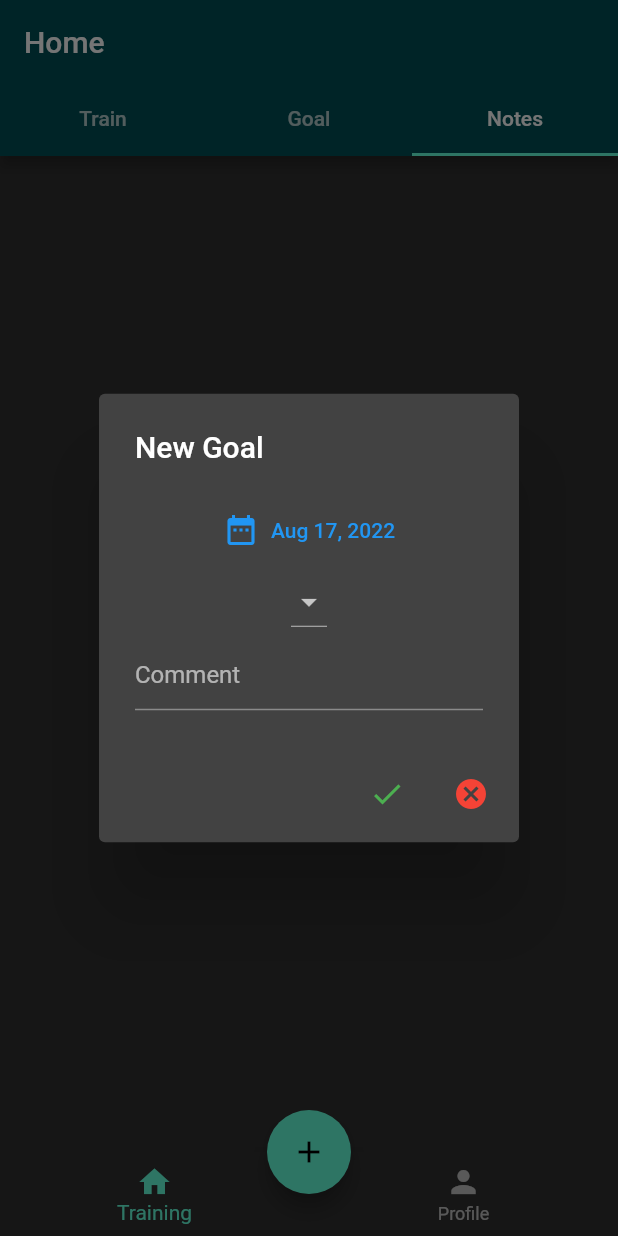
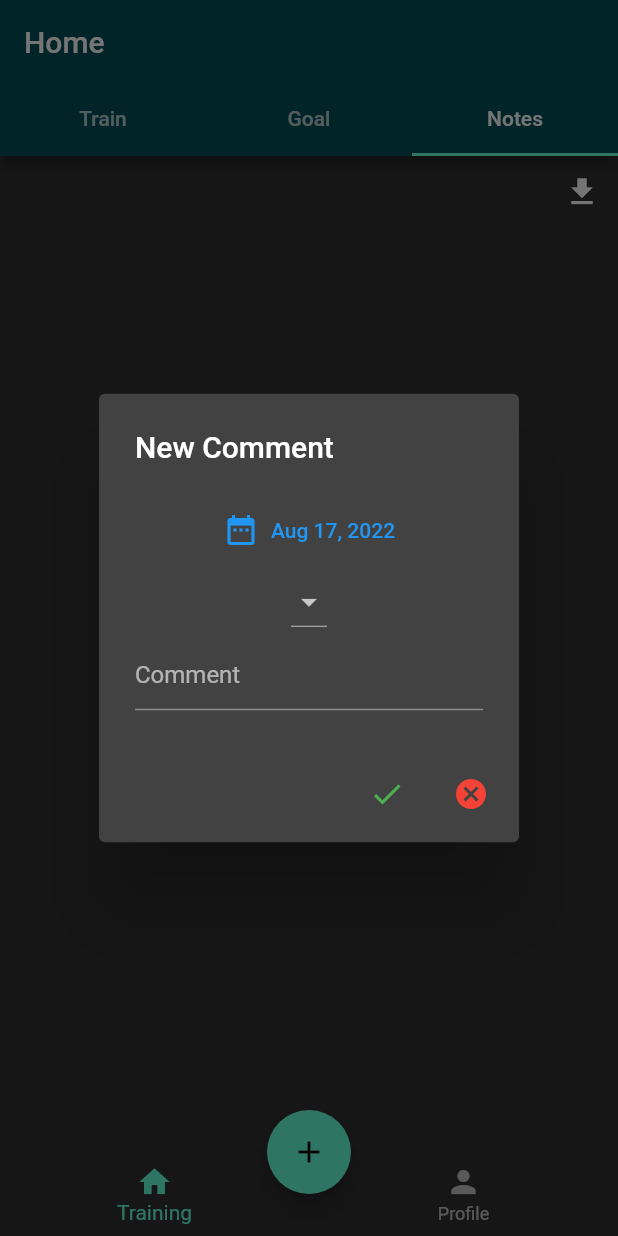
Before and after one commit to VictoriaLilienthal/milou-app, a Flutter app: the screen it shows once a user with an empty profile is signed in, tab 3 chosen, after a tap on the "add" icon, on a phone screen of 412 x 824 dp. Run offline on Flutter 3.47's test engine with Material 2 defaults, Android fonts, the phone set to English and light mode, and no system bars; our stand-ins replace charts_flutter, cloud_firestore, equatable, firebase_analytics, firebase_auth, firebase_core and 3 more; missing offline and left inert: excel, flutterfire_ui, spring; accounts and stored records are empty.

Commit message:
Downloads for comments/notes

```diff
--- a/lib/home.dart
+++ b/lib/home.dart
@@ -8,7 +8,7 @@ import 'package:shared_preferences/shared_preferences.dart';
 
 import 'card_widget.dart';
 import 'mastered_prompt_dialog.dart';
-import 'new_command_widgets.dart';
+import 'new_command_dialog.dart';
 import 'new_comment_dialog.dart';
 import 'new_goal_dialog.dart';
 import 'profile_page.dart';
@@ -57,6 +57,13 @@ class _HomePageAppState extends State<HomePageApp> {
     databaseInstance.getAllGoals().then((value) {
       setState(() {
         goals.addAll(value);
+      });
+    });
+
+    databaseInstance.getAllComments().then((value) {
+      setState(() {
+        comments.addAll(value);
+        comments.sort(((a, b) => b.creationTime.compareTo(a.creationTime)));
       });
     });
 
@@ -123,7 +130,6 @@ class _HomePageAppState extends State<HomePageApp> {
                 ],
               ),
             ),
-            // drawer: const DrawerWidget(),
             body: getBody(TabBarView(
               children: <Widget>[
                 TrainingWidget(rowStates, goals),
@@ -191,9 +197,11 @@ class _HomePageAppState extends State<HomePageApp> {
         context: context,
         builder: (BuildContext context) => NewCommentDialog(skills));
 
-    setState(() {
-      comments.add(comment);
-    });
+    databaseInstance.addNewComment(comment).then((value) => {
+          setState(() {
+            comments.add(comment);
+          })
+        });
   }
 
   void showAddNewGoalDialog() async {
--- a/lib/new_comment_dialog.dart
+++ b/lib/new_comment_dialog.dart
@@ -29,7 +29,7 @@ class NewCommentDialogState extends State<NewCommentDialog> {
   @override
   Widget build(BuildContext context) {
     return AlertDialog(
-      title: const Text('New Goal'),
+      title: const Text('New Comment'),
       content: Column(
         mainAxisSize: MainAxisSize.min,
         crossAxisAlignment: CrossAxisAlignment.center,
@@ -64,6 +64,8 @@ class NewCommentDialogState extends State<NewCommentDialog> {
             items: getListItems(),
           ),
           TextField(
+            keyboardType: TextInputType.multiline,
+            maxLines: null,
             controller: textFieldController,
             decoration: const InputDecoration(hintText: "Comment"),
           ),
--- a/lib/notes_widget.dart
+++ b/lib/notes_widget.dart
@@ -2,22 +2,35 @@ import 'dart:ui';
 
 import 'package:flutter/material.dart';
 import 'package:intl/intl.dart';
+import 'package:milou_app/export.dart';
+import 'package:spring/spring.dart';
 
 import 'skill.dart';
 
 class NotesWidget extends StatefulWidget {
-  List<Comment> comments;
-  NotesWidget(this.comments, {Key? key}) : super(key: key);
+  final List<Comment> comments;
+  const NotesWidget(this.comments, {Key? key}) : super(key: key);
 
   @override
   _NotesWidgetState createState() => _NotesWidgetState();
 }
 
 class _NotesWidgetState extends State<NotesWidget> {
+  final SpringController springController =
+      SpringController(initialAnim: Motion.pause);
+
   @override
   Widget build(BuildContext context) {
     List<Widget> li = [];
 
+    li.add(Row(
+      mainAxisAlignment: MainAxisAlignment.end,
+      children: [
+        IconButton(
+            onPressed: () => {Export.exportComments(widget.comments)},
+            icon: const Icon(Icons.download))
+      ],
+    ));
     for (int i = 0; i < widget.comments.length; i++) {
       var comment = widget.comments[i];
       li.add(Dismissible(
--- a/lib/skill.dart
+++ b/lib/skill.dart
@@ -225,6 +225,44 @@ class DB {
       throw Exception("User logged out");
     }
   }
+
+  Future addNewComment(Comment g) async {
+    final currentUser = FirebaseAuth.instance.currentUser;
+
+    if (currentUser != null) {
+      String uid = currentUser.uid;
+      DocumentReference goalDoc = FirebaseFirestore.instance
+          .collection('user/$uid/comments')
+          .doc("${g.creationTime}");
+
+      pre();
+      goalDoc.set(g.toJson()).then((value) {
+        post();
+        return value;
+      }, onError: (e) => post());
+    } else {
+      throw Exception("User logged out");
+    }
+  }
+
+  Future<Iterable<Comment>> getAllComments() async {
+    final currentUser = FirebaseAuth.instance.currentUser;
+
+    if (currentUser != null) {
+      String uid = currentUser.uid;
+      CollectionReference commentCollection = FirebaseFirestore.instance
+          .collection('user/$uid/comments')
+          .withConverter(
+              fromFirestore: (snapshot, _) =>
+                  Comment.fromJson(snapshot.data()!),
+              toFirestore: (s, _) => (s as Comment).toJson());
+
+      final goalSnapshot = await commentCollection.get();
+      return goalSnapshot.docs.map((e) => e.data() as Comment);
+    } else {
+      throw Exception("User logged out");
+    }
+  }
 }
 
 class Skill {
--- a/pubspec.yaml
+++ b/pubspec.yaml
@@ -36,6 +36,7 @@ dependencies:
   get: ^4.6.5
   percent_indicator: ^4.2.2
   spring: ^2.0.2
+  excel: any
 
 flutter:
   uses-material-design: true
```
Also changed, not shown: lib/card_widget.dart (+7 -4 lines), lib/drawer.dart (deleted, +0 -32 lines), lib/export.dart (added, +43 -0 lines), lib/new_command_dialog.dart (renamed from lib/new_command_widgets.dart), pubspec.lock, 1 other file.
